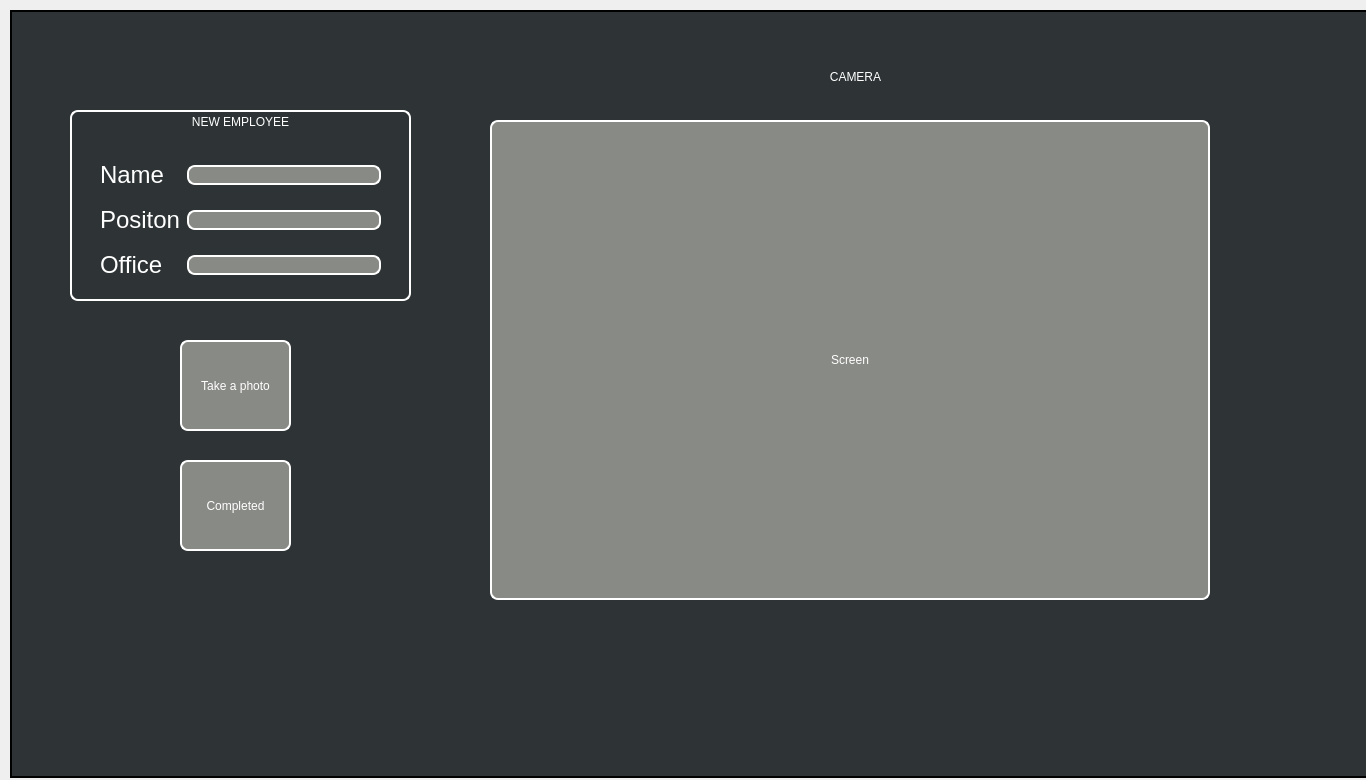
Qt form add_tab.ui (cuongdtone/Face-Recognition-Attendance) before a commit.
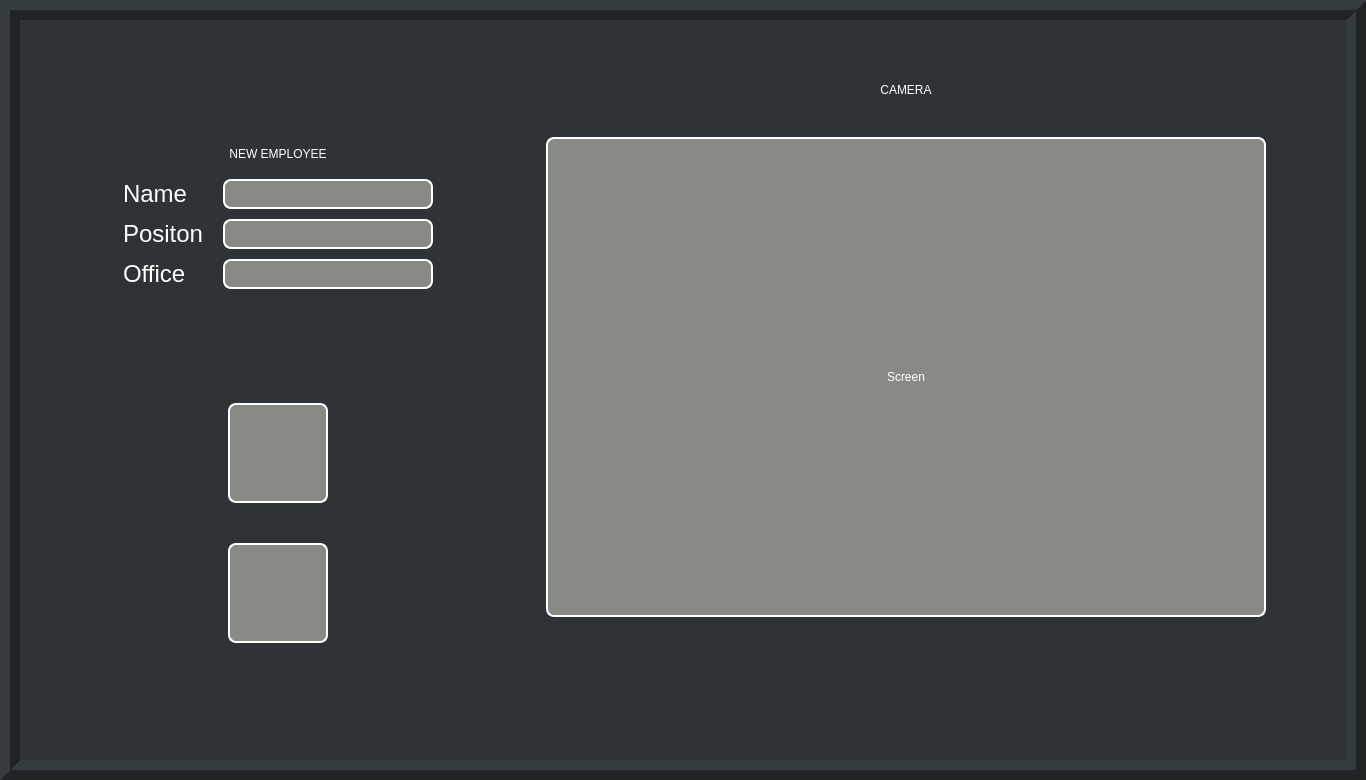
The same form after that commit.

```diff
--- a/add_tab.ui
+++ b/add_tab.ui
@@ -10,175 +10,412 @@
     <height>780</height>
    </rect>
   </property>
+  <property name="minimumSize">
+   <size>
+    <width>1366</width>
+    <height>768</height>
+   </size>
+  </property>
+  <property name="maximumSize">
+   <size>
+    <width>1920</width>
+    <height>1080</height>
+   </size>
+  </property>
   <property name="windowTitle">
    <string>Form</string>
   </property>
-  <widget class="QWidget" name="gridLayoutWidget">
-   <property name="geometry">
-    <rect>
-     <x>100</x>
-     <y>150</y>
-     <width>281</width>
-     <height>141</height>
-    </rect>
+  <property name="styleSheet">
+   <string notr="true">background-color: rgb(46, 52, 54)</string>
+  </property>
+  <layout class="QHBoxLayout" name="horizontalLayout">
+   <property name="spacing">
+    <number>0</number>
    </property>
-   <layout class="QGridLayout" name="gridLayout">
-    <item row="1" column="0">
-     <widget class="QLabel" name="label_3">
-      <property name="styleSheet">
-       <string notr="true">color: rgb(255, 255, 255);
-font: 75 15pt &quot;Ubuntu Condensed&quot;;
-border-style:inset;</string>
+   <property name="leftMargin">
+    <number>0</number>
+   </property>
+   <property name="topMargin">
+    <number>0</number>
+   </property>
+   <property name="rightMargin">
+    <number>0</number>
+   </property>
+   <property name="bottomMargin">
+    <number>0</number>
+   </property>
+   <item>
+    <widget class="QFrame" name="frame">
+     <property name="frameShape">
+      <enum>QFrame::Box</enum>
+     </property>
+     <property name="frameShadow">
+      <enum>QFrame::Raised</enum>
+     </property>
+     <property name="lineWidth">
+      <number>10</number>
+     </property>
+     <layout class="QHBoxLayout" name="horizontalLayout_2">
+      <property name="spacing">
+       <number>0</number>
       </property>
-      <property name="text">
-       <string>&lt;html&gt;&lt;head/&gt;&lt;body&gt;&lt;p&gt;&lt;span style=&quot; font-size:18pt; font-weight:400;&quot;&gt;Positon&lt;/span&gt;&lt;/p&gt;&lt;/body&gt;&lt;/html&gt;</string>
+      <property name="leftMargin">
+       <number>10</number>
       </property>
-     </widget>
-    </item>
-    <item row="2" column="0">
-     <widget class="QLabel" name="label_4">
-      <property name="styleSheet">
-       <string notr="true">color: rgb(255, 255, 255);
-font: 75 15pt &quot;Ubuntu Condensed&quot;;
-border-style:inset;</string>
+      <property name="topMargin">
+       <number>10</number>
       </property>
-      <property name="text">
-       <string>&lt;html&gt;&lt;head/&gt;&lt;body&gt;&lt;p&gt;&lt;span style=&quot; font-size:18pt; font-weight:400;&quot;&gt;Office&lt;/span&gt;&lt;/p&gt;&lt;/body&gt;&lt;/html&gt;</string>
+      <property name="rightMargin">
+       <number>10</number>
       </property>
-     </widget>
-    </item>
-    <item row="0" column="0">
-     <widget class="QLabel" name="label_2">
-      <property name="styleSheet">
-       <string notr="true">color: rgb(255, 255, 255);
-font: 75 15pt &quot;Ubuntu Condensed&quot;;
-border-style:inset;</string>
+      <property name="bottomMargin">
+       <number>10</number>
       </property>
-      <property name="text">
-       <string>&lt;html&gt;&lt;head/&gt;&lt;body&gt;&lt;p&gt;&lt;span style=&quot; font-size:18pt; font-weight:400;&quot;&gt;Name&lt;/span&gt;&lt;/p&gt;&lt;/body&gt;&lt;/html&gt;</string>
-      </property>
-     </widget>
-    </item>
-    <item row="2" column="1">
-     <widget class="QLineEdit" name="office">
-      <property name="styleSheet">
-       <string notr="true">border-color: rgb(255, 255, 255);
+      <item>
+       <widget class="QFrame" name="frame_2">
+        <property name="frameShape">
+         <enum>QFrame::NoFrame</enum>
+        </property>
+        <property name="frameShadow">
+         <enum>QFrame::Raised</enum>
+        </property>
+        <layout class="QVBoxLayout" name="verticalLayout_5">
+         <item>
+          <widget class="QFrame" name="frame_4">
+           <property name="sizePolicy">
+            <sizepolicy hsizetype="Expanding" vsizetype="Fixed">
+             <horstretch>0</horstretch>
+             <verstretch>0</verstretch>
+            </sizepolicy>
+           </property>
+           <property name="frameShape">
+            <enum>QFrame::NoFrame</enum>
+           </property>
+           <property name="frameShadow">
+            <enum>QFrame::Raised</enum>
+           </property>
+           <layout class="QVBoxLayout" name="verticalLayout_2">
+            <property name="spacing">
+             <number>10</number>
+            </property>
+            <property name="leftMargin">
+             <number>50</number>
+            </property>
+            <property name="topMargin">
+             <number>100</number>
+            </property>
+            <property name="rightMargin">
+             <number>0</number>
+            </property>
+            <property name="bottomMargin">
+             <number>10</number>
+            </property>
+            <item>
+             <widget class="QFrame" name="frame_6">
+              <property name="sizePolicy">
+               <sizepolicy hsizetype="Preferred" vsizetype="Fixed">
+                <horstretch>0</horstretch>
+                <verstretch>0</verstretch>
+               </sizepolicy>
+              </property>
+              <property name="frameShape">
+               <enum>QFrame::NoFrame</enum>
+              </property>
+              <property name="frameShadow">
+               <enum>QFrame::Raised</enum>
+              </property>
+              <layout class="QFormLayout" name="formLayout_2">
+               <property name="labelAlignment">
+                <set>Qt::AlignCenter</set>
+               </property>
+               <property name="formAlignment">
+                <set>Qt::AlignCenter</set>
+               </property>
+               <property name="horizontalSpacing">
+                <number>0</number>
+               </property>
+               <property name="verticalSpacing">
+                <number>0</number>
+               </property>
+               <property name="leftMargin">
+                <number>0</number>
+               </property>
+               <property name="topMargin">
+                <number>0</number>
+               </property>
+               <property name="rightMargin">
+                <number>0</number>
+               </property>
+               <property name="bottomMargin">
+                <number>0</number>
+               </property>
+               <item row="0" column="0">
+                <widget class="QLabel" name="label_7">
+                 <property name="minimumSize">
+                  <size>
+                   <width>130</width>
+                   <height>30</height>
+                  </size>
+                 </property>
+                 <property name="styleSheet">
+                  <string notr="true">font: 75 15pt &quot;Ubuntu Condensed&quot;;
+color: rgb(255, 255, 255);</string>
+                 </property>
+                 <property name="text">
+                  <string>NEW EMPLOYEE</string>
+                 </property>
+                 <property name="alignment">
+                  <set>Qt::AlignCenter</set>
+                 </property>
+                </widget>
+               </item>
+              </layout>
+             </widget>
+            </item>
+            <item>
+             <widget class="QFrame" name="frame_7">
+              <property name="frameShape">
+               <enum>QFrame::NoFrame</enum>
+              </property>
+              <property name="frameShadow">
+               <enum>QFrame::Raised</enum>
+              </property>
+              <layout class="QFormLayout" name="formLayout_4">
+               <property name="labelAlignment">
+                <set>Qt::AlignCenter</set>
+               </property>
+               <property name="formAlignment">
+                <set>Qt::AlignCenter</set>
+               </property>
+               <property name="horizontalSpacing">
+                <number>10</number>
+               </property>
+               <property name="verticalSpacing">
+                <number>10</number>
+               </property>
+               <property name="leftMargin">
+                <number>0</number>
+               </property>
+               <property name="topMargin">
+                <number>0</number>
+               </property>
+               <property name="rightMargin">
+                <number>0</number>
+               </property>
+               <property name="bottomMargin">
+                <number>0</number>
+               </property>
+               <item row="0" column="0">
+                <layout class="QGridLayout" name="gridLayout">
+                 <item row="2" column="1">
+                  <widget class="QLineEdit" name="office">
+                   <property name="maximumSize">
+                    <size>
+                     <width>210</width>
+                     <height>30</height>
+                    </size>
+                   </property>
+                   <property name="styleSheet">
+                    <string notr="true">border-color: rgb(255, 255, 255);
 background-color: rgb(136, 138, 133);
 border-width : 1.5px;
 border-style:inset;
 border-radius: 8px;
-padding: 0 5px;</string>
-      </property>
-     </widget>
-    </item>
-    <item row="1" column="1">
-     <widget class="QLineEdit" name="position">
-      <property name="styleSheet">
-       <string notr="true">border-color: rgb(255, 255, 255);
+font: 75 15pt &quot;Ubuntu Condensed&quot;;
+padding: 0 5px;
+color: rgb(255, 255, 255);</string>
+                   </property>
+                  </widget>
+                 </item>
+                 <item row="1" column="0">
+                  <widget class="QLabel" name="label_3">
+                   <property name="minimumSize">
+                    <size>
+                     <width>90</width>
+                     <height>30</height>
+                    </size>
+                   </property>
+                   <property name="maximumSize">
+                    <size>
+                     <width>90</width>
+                     <height>30</height>
+                    </size>
+                   </property>
+                   <property name="styleSheet">
+                    <string notr="true">color: rgb(255, 255, 255);
+font: 75 15pt &quot;Ubuntu Condensed&quot;;
+border-style:inset;</string>
+                   </property>
+                   <property name="text">
+                    <string>&lt;html&gt;&lt;head/&gt;&lt;body&gt;&lt;p&gt;&lt;span style=&quot; font-size:18pt; font-weight:400;&quot;&gt;Positon&lt;/span&gt;&lt;/p&gt;&lt;/body&gt;&lt;/html&gt;</string>
+                   </property>
+                  </widget>
+                 </item>
+                 <item row="0" column="1">
+                  <widget class="QLineEdit" name="name">
+                   <property name="minimumSize">
+                    <size>
+                     <width>210</width>
+                     <height>30</height>
+                    </size>
+                   </property>
+                   <property name="maximumSize">
+                    <size>
+                     <width>210</width>
+                     <height>30</height>
+                    </size>
+                   </property>
+                   <property name="styleSheet">
+                    <string notr="true">border-color: rgb(255, 255, 255);
 background-color: rgb(136, 138, 133);
 border-width : 1.5px;
 border-style:inset;
 border-radius: 8px;
-padding: 0 5px;</string>
-      </property>
-     </widget>
-    </item>
-    <item row="0" column="1">
-     <widget class="QLineEdit" name="name">
-      <property name="styleSheet">
-       <string notr="true">border-color: rgb(255, 255, 255);
+font: 75 15pt &quot;Ubuntu Condensed&quot;;
+padding: 0 5px;
+color: rgb(255, 255, 255);</string>
+                   </property>
+                   <property name="text">
+                    <string/>
+                   </property>
+                  </widget>
+                 </item>
+                 <item row="1" column="1">
+                  <widget class="QLineEdit" name="position">
+                   <property name="minimumSize">
+                    <size>
+                     <width>210</width>
+                     <height>30</height>
+                    </size>
+                   </property>
+                   <property name="maximumSize">
+                    <size>
+                     <width>210</width>
+                     <height>30</height>
+                    </size>
+                   </property>
+                   <property name="styleSheet">
+                    <string notr="true">border-color: rgb(255, 255, 255);
 background-color: rgb(136, 138, 133);
 border-width : 1.5px;
 border-style:inset;
 border-radius: 8px;
-padding: 0 5px;</string>
-      </property>
-      <property name="text">
-       <string/>
-      </property>
-     </widget>
-    </item>
-   </layout>
-  </widget>
-  <widget class="QLabel" name="screen">
-   <property name="geometry">
-    <rect>
-     <x>490</x>
-     <y>120</y>
-     <width>720</width>
-     <height>480</height>
-    </rect>
-   </property>
-   <property name="styleSheet">
-    <string notr="true">background-color: rgb(136, 138, 133);
-border-color: rgb(255 ,255,255);
 font: 75 15pt &quot;Ubuntu Condensed&quot;;
 border-width : 1.5px;
 border-style:inset;
 border-radius: 8px;
 padding: 0 5px;
 color: rgb(255, 255, 255);</string>
-   </property>
-   <property name="text">
-    <string>Screen</string>
-   </property>
-   <property name="alignment">
-    <set>Qt::AlignCenter</set>
-   </property>
-  </widget>
-  <widget class="QLabel" name="label_5">
-   <property name="geometry">
-    <rect>
-     <x>810</x>
-     <y>70</y>
-     <width>91</width>
-     <height>41</height>
-    </rect>
-   </property>
-   <property name="styleSheet">
-    <string notr="true">font: 75 15pt &quot;Ubuntu Condensed&quot;;
-color: rgb(255, 255, 255);</string>
-   </property>
-   <property name="text">
-    <string>&lt;html&gt;&lt;head/&gt;&lt;body&gt;&lt;p&gt;CAMERA&lt;/p&gt;&lt;p&gt;&lt;br/&gt;&lt;/p&gt;&lt;/body&gt;&lt;/html&gt;</string>
-   </property>
-   <property name="alignment">
-    <set>Qt::AlignCenter</set>
-   </property>
-  </widget>
-  <widget class="QLabel" name="label_6">
-   <property name="geometry">
-    <rect>
-     <x>10</x>
-     <y>10</y>
-     <width>1366</width>
-     <height>768</height>
-    </rect>
-   </property>
-   <property name="styleSheet">
-    <string notr="true">background-color: rgb(46, 52, 54)</string>
-   </property>
-   <property name="frameShape">
-    <enum>QFrame::WinPanel</enum>
-   </property>
-   <property name="frameShadow">
-    <enum>QFrame::Plain</enum>
-   </property>
-   <property name="text">
-    <string/>
-   </property>
-  </widget>
-  <widget class="QPushButton" name="create_person">
-   <property name="geometry">
-    <rect>
-     <x>180</x>
-     <y>460</y>
-     <width>111</width>
-     <height>91</height>
-    </rect>
-   </property>
-   <property name="styleSheet">
-    <string notr="true">QPushButton{
+                   </property>
+                  </widget>
+                 </item>
+                 <item row="2" column="0">
+                  <widget class="QLabel" name="label_4">
+                   <property name="minimumSize">
+                    <size>
+                     <width>90</width>
+                     <height>30</height>
+                    </size>
+                   </property>
+                   <property name="maximumSize">
+                    <size>
+                     <width>90</width>
+                     <height>30</height>
+                    </size>
+                   </property>
+                   <property name="styleSheet">
+                    <string notr="true">color: rgb(255, 255, 255);
+font: 75 15pt &quot;Ubuntu Condensed&quot;;
+border-style:inset;</string>
+                   </property>
+                   <property name="text">
+                    <string>&lt;html&gt;&lt;head/&gt;&lt;body&gt;&lt;p&gt;&lt;span style=&quot; font-size:18pt; font-weight:400;&quot;&gt;Office&lt;/span&gt;&lt;/p&gt;&lt;/body&gt;&lt;/html&gt;</string>
+                   </property>
+                  </widget>
+                 </item>
+                 <item row="0" column="0">
+                  <widget class="QLabel" name="label_2">
+                   <property name="minimumSize">
+                    <size>
+                     <width>90</width>
+                     <height>30</height>
+                    </size>
+                   </property>
+                   <property name="maximumSize">
+                    <size>
+                     <width>90</width>
+                     <height>30</height>
+                    </size>
+                   </property>
+                   <property name="styleSheet">
+                    <string notr="true">color: rgb(255, 255, 255);
+font: 75 15pt &quot;Ubuntu Condensed&quot;;
+border-style:inset;</string>
+                   </property>
+                   <property name="text">
+                    <string>&lt;html&gt;&lt;head/&gt;&lt;body&gt;&lt;p&gt;&lt;span style=&quot; font-size:18pt; font-weight:400;&quot;&gt;Name&lt;/span&gt;&lt;/p&gt;&lt;/body&gt;&lt;/html&gt;</string>
+                   </property>
+                  </widget>
+                 </item>
+                </layout>
+               </item>
+              </layout>
+             </widget>
+            </item>
+           </layout>
+          </widget>
+         </item>
+         <item>
+          <widget class="QFrame" name="frame_5">
+           <property name="frameShape">
+            <enum>QFrame::NoFrame</enum>
+           </property>
+           <property name="frameShadow">
+            <enum>QFrame::Raised</enum>
+           </property>
+           <layout class="QFormLayout" name="formLayout">
+            <property name="labelAlignment">
+             <set>Qt::AlignCenter</set>
+            </property>
+            <property name="formAlignment">
+             <set>Qt::AlignCenter</set>
+            </property>
+            <property name="horizontalSpacing">
+             <number>0</number>
+            </property>
+            <property name="verticalSpacing">
+             <number>0</number>
+            </property>
+            <property name="leftMargin">
+             <number>50</number>
+            </property>
+            <property name="topMargin">
+             <number>50</number>
+            </property>
+            <property name="rightMargin">
+             <number>0</number>
+            </property>
+            <property name="bottomMargin">
+             <number>50</number>
+            </property>
+            <item row="0" column="0">
+             <layout class="QVBoxLayout" name="verticalLayout">
+              <item alignment="Qt::AlignHCenter|Qt::AlignVCenter">
+               <widget class="QPushButton" name="cap_button">
+                <property name="minimumSize">
+                 <size>
+                  <width>100</width>
+                  <height>100</height>
+                 </size>
+                </property>
+                <property name="maximumSize">
+                 <size>
+                  <width>100</width>
+                  <height>100</height>
+                 </size>
+                </property>
+                <property name="styleSheet">
+                 <string notr="true">QPushButton{
 border-color: rgb(255 ,255,255);
 font: 75 15pt &quot;Ubuntu Condensed&quot;;
 background-color: rgb(136, 138, 133);
@@ -187,23 +424,55 @@
 border-radius: 8px;
 padding: 0 5px;
 color: rgb(255, 255, 255);
+}
+QPushButton:pressed{
+	background-color: rgb(32, 74, 135);
+
 }</string>
-   </property>
-   <property name="text">
-    <string>Completed</string>
-   </property>
-  </widget>
-  <widget class="QPushButton" name="cap_button">
-   <property name="geometry">
-    <rect>
-     <x>180</x>
-     <y>340</y>
-     <width>111</width>
-     <height>91</height>
-    </rect>
-   </property>
-   <property name="styleSheet">
-    <string notr="true">QPushButton{
+                </property>
+                <property name="text">
+                 <string/>
+                </property>
+                <property name="iconSize">
+                 <size>
+                  <width>100</width>
+                  <height>100</height>
+                 </size>
+                </property>
+               </widget>
+              </item>
+              <item>
+               <spacer name="verticalSpacer">
+                <property name="orientation">
+                 <enum>Qt::Vertical</enum>
+                </property>
+                <property name="sizeType">
+                 <enum>QSizePolicy::Fixed</enum>
+                </property>
+                <property name="sizeHint" stdset="0">
+                 <size>
+                  <width>20</width>
+                  <height>40</height>
+                 </size>
+                </property>
+               </spacer>
+              </item>
+              <item alignment="Qt::AlignHCenter|Qt::AlignVCenter">
+               <widget class="QPushButton" name="create_person">
+                <property name="minimumSize">
+                 <size>
+                  <width>100</width>
+                  <height>100</height>
+                 </size>
+                </property>
+                <property name="maximumSize">
+                 <size>
+                  <width>100</width>
+                  <height>100</height>
+                 </size>
+                </property>
+                <property name="styleSheet">
+                 <string notr="true">QPushButton{
 border-color: rgb(255 ,255,255);
 font: 75 15pt &quot;Ubuntu Condensed&quot;;
 background-color: rgb(136, 138, 133);
@@ -212,44 +481,165 @@
 border-radius: 8px;
 padding: 0 5px;
 color: rgb(255, 255, 255);
+}
+QPushButton:pressed{
+	background-color: rgb(32, 74, 135);
+
 }</string>
-   </property>
-   <property name="text">
-    <string>Take a photo</string>
-   </property>
-  </widget>
-  <widget class="QLabel" name="label_7">
-   <property name="geometry">
-    <rect>
-     <x>70</x>
-     <y>110</y>
-     <width>341</width>
-     <height>191</height>
-    </rect>
-   </property>
-   <property name="styleSheet">
-    <string notr="true">border-color: rgb(255, 255, 255);
+                </property>
+                <property name="text">
+                 <string/>
+                </property>
+                <property name="iconSize">
+                 <size>
+                  <width>100</width>
+                  <height>100</height>
+                 </size>
+                </property>
+               </widget>
+              </item>
+             </layout>
+            </item>
+           </layout>
+          </widget>
+         </item>
+        </layout>
+       </widget>
+      </item>
+      <item>
+       <widget class="QFrame" name="frame_3">
+        <property name="sizePolicy">
+         <sizepolicy hsizetype="Expanding" vsizetype="Expanding">
+          <horstretch>0</horstretch>
+          <verstretch>0</verstretch>
+         </sizepolicy>
+        </property>
+        <property name="frameShape">
+         <enum>QFrame::NoFrame</enum>
+        </property>
+        <property name="frameShadow">
+         <enum>QFrame::Raised</enum>
+        </property>
+        <layout class="QVBoxLayout" name="verticalLayout_3">
+         <property name="leftMargin">
+          <number>20</number>
+         </property>
+         <property name="topMargin">
+          <number>20</number>
+         </property>
+         <property name="rightMargin">
+          <number>20</number>
+         </property>
+         <property name="bottomMargin">
+          <number>100</number>
+         </property>
+         <item>
+          <widget class="QFrame" name="frame_9">
+           <property name="frameShape">
+            <enum>QFrame::NoFrame</enum>
+           </property>
+           <property name="frameShadow">
+            <enum>QFrame::Raised</enum>
+           </property>
+           <layout class="QFormLayout" name="formLayout_5">
+            <property name="labelAlignment">
+             <set>Qt::AlignCenter</set>
+            </property>
+            <property name="formAlignment">
+             <set>Qt::AlignCenter</set>
+            </property>
+            <property name="horizontalSpacing">
+             <number>0</number>
+            </property>
+            <property name="verticalSpacing">
+             <number>0</number>
+            </property>
+            <property name="leftMargin">
+             <number>50</number>
+            </property>
+            <property name="topMargin">
+             <number>0</number>
+            </property>
+            <property name="rightMargin">
+             <number>50</number>
+            </property>
+            <property name="bottomMargin">
+             <number>0</number>
+            </property>
+            <item row="2" column="0">
+             <widget class="QLabel" name="screen">
+              <property name="sizePolicy">
+               <sizepolicy hsizetype="Expanding" vsizetype="Fixed">
+                <horstretch>0</horstretch>
+                <verstretch>0</verstretch>
+               </sizepolicy>
+              </property>
+              <property name="minimumSize">
+               <size>
+                <width>720</width>
+                <height>480</height>
+               </size>
+              </property>
+              <property name="maximumSize">
+               <size>
+                <width>720</width>
+                <height>480</height>
+               </size>
+              </property>
+              <property name="styleSheet">
+               <string notr="true">background-color: rgb(136, 138, 133);
+border-color: rgb(255 ,255,255);
+font: 75 15pt &quot;Ubuntu Condensed&quot;;
 border-width : 1.5px;
 border-style:inset;
 border-radius: 8px;
-font: 75 15pt &quot;Ubuntu Condensed&quot;;
 padding: 0 5px;
 color: rgb(255, 255, 255);</string>
-   </property>
-   <property name="text">
-    <string>NEW EMPLOYEE</string>
-   </property>
-   <property name="alignment">
-    <set>Qt::AlignHCenter|Qt::AlignTop</set>
-   </property>
-  </widget>
-  <zorder>label_6</zorder>
-  <zorder>gridLayoutWidget</zorder>
-  <zorder>screen</zorder>
-  <zorder>label_5</zorder>
-  <zorder>create_person</zorder>
-  <zorder>cap_button</zorder>
-  <zorder>label_7</zorder>
+              </property>
+              <property name="text">
+               <string>Screen</string>
+              </property>
+              <property name="alignment">
+               <set>Qt::AlignCenter</set>
+              </property>
+             </widget>
+            </item>
+            <item row="1" column="0" colspan="2">
+             <widget class="QLabel" name="label_5">
+              <property name="sizePolicy">
+               <sizepolicy hsizetype="Expanding" vsizetype="Fixed">
+                <horstretch>0</horstretch>
+                <verstretch>0</verstretch>
+               </sizepolicy>
+              </property>
+              <property name="minimumSize">
+               <size>
+                <width>130</width>
+                <height>30</height>
+               </size>
+              </property>
+              <property name="styleSheet">
+               <string notr="true">font: 75 15pt &quot;Ubuntu Condensed&quot;;
+color: rgb(255, 255, 255);</string>
+              </property>
+              <property name="text">
+               <string>&lt;html&gt;&lt;head/&gt;&lt;body&gt;&lt;p&gt;CAMERA&lt;/p&gt;&lt;p&gt;&lt;br/&gt;&lt;/p&gt;&lt;/body&gt;&lt;/html&gt;</string>
+              </property>
+              <property name="alignment">
+               <set>Qt::AlignCenter</set>
+              </property>
+             </widget>
+            </item>
+           </layout>
+          </widget>
+         </item>
+        </layout>
+       </widget>
+      </item>
+     </layout>
+    </widget>
+   </item>
+  </layout>
  </widget>
  <resources/>
  <connections/>
```
Left out of the diff: 3 changed lines with no effect on the pictures.
